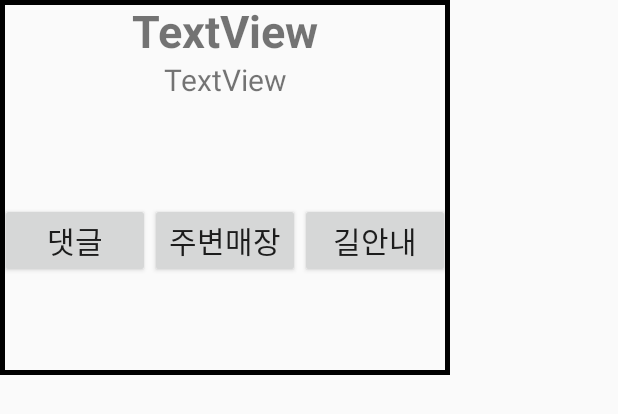
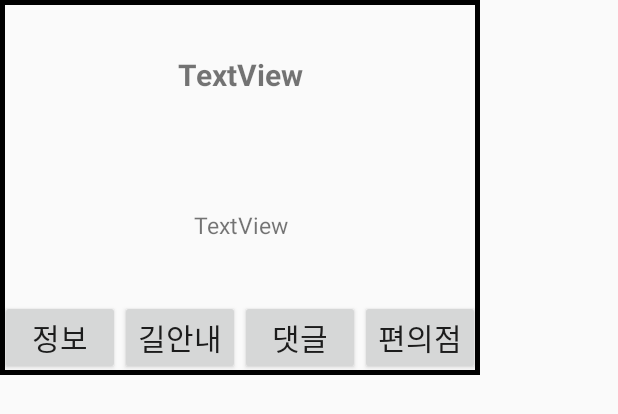
Before and after one commit to ironhiro/whereisit, an Android app: the layout bubble_popup.xml on its own in the app's theme, with its tools: preview values and no code run, on a phone screen of 412 x 824 dp. Shown: the top 414 px of the screen. Run offline under Robolectric (Android 15) with nearby library versions, the phone set to English and light mode, and no system bars.

Commit message:
fix some Bugs

```diff
--- a/app/src/main/java/com/mytoilet/whereisit/ChangePictureActivity.java
+++ b/app/src/main/java/com/mytoilet/whereisit/ChangePictureActivity.java
@@ -11,6 +11,5 @@ public class ChangePictureActivity extends AppCompatActivity {
     protected void onCreate(Bundle savedInstanceState) {
         super.onCreate(savedInstanceState);
         setContentView(R.layout.changepicture_activity); // xml과 java소스를 연결
-
     } // end of onCreate
 }
--- a/app/src/main/java/com/mytoilet/whereisit/Comment.java
+++ b/app/src/main/java/com/mytoilet/whereisit/Comment.java
@@ -13,6 +13,8 @@ import io.realm.annotations.Required;
 public class Comment extends RealmObject {
     @PrimaryKey
     private int comment_id;
+
+
 
     private double rating;
 
--- a/app/src/main/java/com/mytoilet/whereisit/MyMigration.java
+++ b/app/src/main/java/com/mytoilet/whereisit/MyMigration.java
@@ -18,7 +18,5 @@ public class MyMigration implements RealmMigration {
             oldVersion++;
         }
 
-
-
     }
 }
--- a/app/src/main/res/layout/bubble_popup.xml
+++ b/app/src/main/res/layout/bubble_popup.xml
@@ -1,6 +1,6 @@
 <?xml version="1.0" encoding="utf-8"?>
 <LinearLayout xmlns:android="http://schemas.android.com/apk/res/android"
-    android:layout_width="300dp"
+    android:layout_width="320dp"
     android:layout_height="250dp"
     android:orientation="vertical"
     android:background="@drawable/border">
@@ -11,7 +11,7 @@
         android:layout_height="0dp"
         android:gravity="center"
         android:layout_weight="1"
-        android:textSize="30dp"
+        android:textSize="20dp"
         android:textStyle="bold"
         android:text="TextView" />
 
@@ -21,7 +21,7 @@
         android:layout_height="0dp"
         android:gravity="center"
         android:layout_weight="1"
-        android:textSize="20dp"
+        android:textSize="15dp"
         android:text="TextView" />
 
     <LinearLayout
@@ -29,7 +29,25 @@
         android:layout_height="0dp"
         android:orientation="horizontal"
 
-        android:layout_weight="5">
+        android:layout_weight="0.5">
+        <Button
+            android:id="@+id/button_toiletinfo"
+            android:layout_width="0dp"
+            android:layout_height="wrap_content"
+            android:layout_gravity="center"
+            android:text="정보"
+            android:textSize="20dp"
+            android:layout_weight="1">
+        </Button>
+        <Button
+            android:id="@+id/button_pathfind"
+            android:layout_width="0dp"
+            android:layout_height="wrap_content"
+            android:layout_gravity="center"
+            android:text="길안내"
+            android:textSize="20dp"
+            android:layout_weight="1">
+        </Button>
         <Button
             android:id="@+id/button_comment"
             android:layout_width="0dp"
@@ -45,22 +63,11 @@
             android:layout_width="0dp"
             android:layout_height="wrap_content"
             android:layout_gravity="center"
-            android:text="주변매장"
-            android:textSize="20dp"
-            android:layout_weight="1">
-
-        </Button>
-        <Button
-            android:id="@+id/button_pathfind"
-            android:layout_width="0dp"
-            android:layout_height="wrap_content"
-            android:layout_gravity="center"
-            android:text="길안내"
+            android:text="편의점"
             android:textSize="20dp"
             android:layout_weight="1">
 
         </Button>
 
-
     </LinearLayout>
 </LinearLayout>
```
Also changed, not shown: app/src/main/java/com/mytoilet/whereisit/BalloonDialog.java (added, +69 -0 lines), app/src/main/java/com/mytoilet/whereisit/BalloonOverlayView.java (deleted, +0 -36 lines), app/src/main/java/com/mytoilet/whereisit/MainActivity.java (+17 -14 lines), app/src/main/java/com/mytoilet/whereisit/MyMarker.java (deleted, +0 -24 lines), app/src/main/res/layout/comments_dialog.xml (+8 -3 lines).
